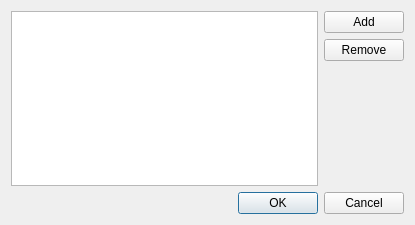
The window that src/lib/preferences/certificatemanager.ui (KDE/falkon) describes before a commit, drawn with Qt 5.
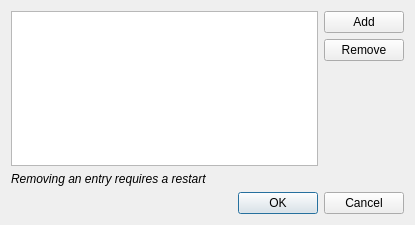
The same window after the commit.

Commit message: Add warning (requires restart) to certificate manager UI

```diff
--- a/src/lib/preferences/certificatemanager.ui
+++ b/src/lib/preferences/certificatemanager.ui
@@ -14,9 +14,6 @@
    <string>Certificate manager</string>
   </property>
   <layout class="QGridLayout" name="gridLayout">
-   <item row="0" column="0">
-    <widget class="QListWidget" name="listWidget"/>
-   </item>
    <item row="0" column="1">
     <layout class="QVBoxLayout" name="verticalLayout">
      <item>
@@ -48,7 +45,7 @@
      </item>
     </layout>
    </item>
-   <item row="1" column="0" colspan="2">
+   <item row="2" column="0" colspan="2">
     <widget class="QDialogButtonBox" name="buttonBox">
      <property name="orientation">
       <enum>Qt::Horizontal</enum>
@@ -58,6 +55,21 @@
      </property>
     </widget>
    </item>
+   <item row="0" column="0">
+    <widget class="QListWidget" name="listWidget"/>
+   </item>
+   <item row="1" column="0">
+    <widget class="QLabel" name="warningLabel">
+     <property name="font">
+      <font>
+       <italic>true</italic>
+      </font>
+     </property>
+     <property name="text">
+      <string>Removing an entry requires a restart</string>
+     </property>
+    </widget>
+   </item>
   </layout>
  </widget>
  <resources/>
```
Left out of the diff: 2 changed lines with no effect on the pictures.
